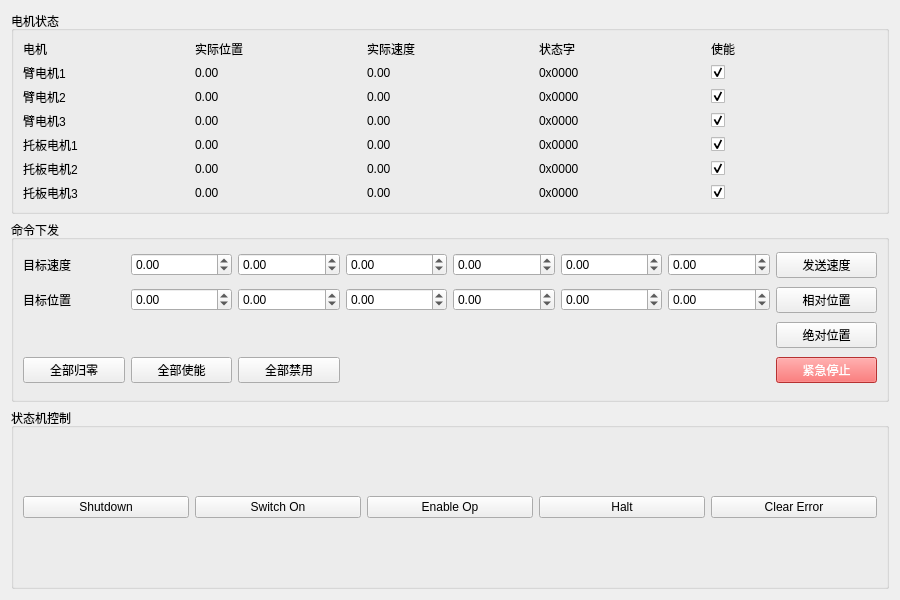
Qt form Mount_Show/MountShow/armwidget.ui (Zterch/Mount_Prj) before a commit.
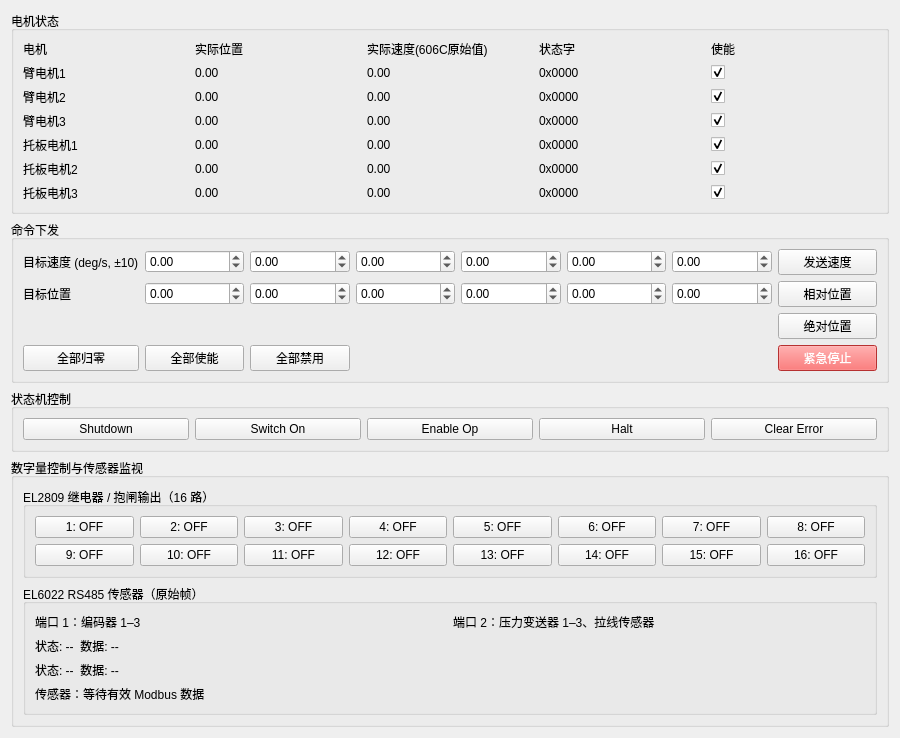
The same form after that commit.

Diff of the .ui file:
```diff
--- a/Mount_Show/MountShow/armwidget.ui
+++ b/Mount_Show/MountShow/armwidget.ui
@@ -37,7 +37,7 @@
       <item row="0" column="2">
        <widget class="QLabel" name="label_3">
         <property name="text">
-         <string>实际速度</string>
+         <string>实际速度(606C原始值)</string>
         </property>
        </widget>
       </item>
@@ -295,7 +295,7 @@
       <item row="0" column="0">
        <widget class="QLabel" name="label_5">
         <property name="text">
-         <string>目标速度</string>
+         <string>目标速度 (deg/s, ±10)</string>
         </property>
        </widget>
       </item>
@@ -305,10 +305,10 @@
          <number>2</number>
         </property>
         <property name="minimum">
-         <double>-99999.000000000000000</double>
+         <double>-10.000000000000000</double>
         </property>
         <property name="maximum">
-         <double>99999.000000000000000</double>
+         <double>10.000000000000000</double>
         </property>
        </widget>
       </item>
@@ -318,10 +318,10 @@
          <number>2</number>
         </property>
         <property name="minimum">
-         <double>-99999.000000000000000</double>
+         <double>-10.000000000000000</double>
         </property>
         <property name="maximum">
-         <double>99999.000000000000000</double>
+         <double>10.000000000000000</double>
         </property>
        </widget>
       </item>
@@ -331,10 +331,10 @@
          <number>2</number>
         </property>
         <property name="minimum">
-         <double>-99999.000000000000000</double>
+         <double>-10.000000000000000</double>
         </property>
         <property name="maximum">
-         <double>99999.000000000000000</double>
+         <double>10.000000000000000</double>
         </property>
        </widget>
       </item>
@@ -344,10 +344,10 @@
          <number>2</number>
         </property>
         <property name="minimum">
-         <double>-99999.000000000000000</double>
+         <double>-10.000000000000000</double>
         </property>
         <property name="maximum">
-         <double>99999.000000000000000</double>
+         <double>10.000000000000000</double>
         </property>
        </widget>
       </item>
@@ -357,10 +357,10 @@
          <number>2</number>
         </property>
         <property name="minimum">
-         <double>-99999.000000000000000</double>
+         <double>-10.000000000000000</double>
         </property>
         <property name="maximum">
-         <double>99999.000000000000000</double>
+         <double>10.000000000000000</double>
         </property>
        </widget>
       </item>
@@ -370,10 +370,10 @@
          <number>2</number>
         </property>
         <property name="minimum">
-         <double>-99999.000000000000000</double>
+         <double>-10.000000000000000</double>
         </property>
         <property name="maximum">
-         <double>99999.000000000000000</double>
+         <double>10.000000000000000</double>
         </property>
        </widget>
       </item>
@@ -561,6 +561,48 @@
      </layout>
     </widget>
    </item>
+   <item>
+    <widget class="QGroupBox" name="groupBoxIO">
+     <property name="title"><string>数字量控制与传感器监视</string></property>
+     <layout class="QVBoxLayout" name="verticalLayoutIO">
+      <item>
+       <widget class="QGroupBox" name="groupBoxDigitalOutputs">
+        <property name="title"><string>EL2809 继电器 / 抱闸输出（16 路）</string></property>
+        <layout class="QGridLayout" name="gridLayoutDigitalOutputs">
+         <item row="0" column="0"><widget class="QPushButton" name="buttonOutput0"><property name="text"><string>1: OFF</string></property><property name="checkable"><bool>true</bool></property></widget></item>
+         <item row="0" column="1"><widget class="QPushButton" name="buttonOutput1"><property name="text"><string>2: OFF</string></property><property name="checkable"><bool>true</bool></property></widget></item>
+         <item row="0" column="2"><widget class="QPushButton" name="buttonOutput2"><property name="text"><string>3: OFF</string></property><property name="checkable"><bool>true</bool></property></widget></item>
+         <item row="0" column="3"><widget class="QPushButton" name="buttonOutput3"><property name="text"><string>4: OFF</string></property><property name="checkable"><bool>true</bool></property></widget></item>
+         <item row="0" column="4"><widget class="QPushButton" name="buttonOutput4"><property name="text"><string>5: OFF</string></property><property name="checkable"><bool>true</bool></property></widget></item>
+         <item row="0" column="5"><widget class="QPushButton" name="buttonOutput5"><property name="text"><string>6: OFF</string></property><property name="checkable"><bool>true</bool></property></widget></item>
+         <item row="0" column="6"><widget class="QPushButton" name="buttonOutput6"><property name="text"><string>7: OFF</string></property><property name="checkable"><bool>true</bool></property></widget></item>
+         <item row="0" column="7"><widget class="QPushButton" name="buttonOutput7"><property name="text"><string>8: OFF</string></property><property name="checkable"><bool>true</bool></property></widget></item>
+         <item row="1" column="0"><widget class="QPushButton" name="buttonOutput8"><property name="text"><string>9: OFF</string></property><property name="checkable"><bool>true</bool></property></widget></item>
+         <item row="1" column="1"><widget class="QPushButton" name="buttonOutput9"><property name="text"><string>10: OFF</string></property><property name="checkable"><bool>true</bool></property></widget></item>
+         <item row="1" column="2"><widget class="QPushButton" name="buttonOutput10"><property name="text"><string>11: OFF</string></property><property name="checkable"><bool>true</bool></property></widget></item>
+         <item row="1" column="3"><widget class="QPushButton" name="buttonOutput11"><property name="text"><string>12: OFF</string></property><property name="checkable"><bool>true</bool></property></widget></item>
+         <item row="1" column="4"><widget class="QPushButton" name="buttonOutput12"><property name="text"><string>13: OFF</string></property><property name="checkable"><bool>true</bool></property></widget></item>
+         <item row="1" column="5"><widget class="QPushButton" name="buttonOutput13"><property name="text"><string>14: OFF</string></property><property name="checkable"><bool>true</bool></property></widget></item>
+         <item row="1" column="6"><widget class="QPushButton" name="buttonOutput14"><property name="text"><string>15: OFF</string></property><property name="checkable"><bool>true</bool></property></widget></item>
+         <item row="1" column="7"><widget class="QPushButton" name="buttonOutput15"><property name="text"><string>16: OFF</string></property><property name="checkable"><bool>true</bool></property></widget></item>
+        </layout>
+       </widget>
+      </item>
+      <item>
+       <widget class="QGroupBox" name="groupBoxSensors">
+        <property name="title"><string>EL6022 RS485 传感器（原始帧）</string></property>
+        <layout class="QGridLayout" name="gridLayoutSensors">
+         <item row="0" column="0"><widget class="QLabel" name="labelEncoderPort"><property name="text"><string>端口 1：编码器 1–3</string></property></widget></item>
+         <item row="0" column="1"><widget class="QLabel" name="labelPressurePort"><property name="text"><string>端口 2：压力变送器 1–3、拉线传感器</string></property></widget></item>
+         <item row="1" column="0" colspan="2"><widget class="QLabel" name="labelSerialStatus0"><property name="text"><string>状态: --  数据: --</string></property><property name="textInteractionFlags"><set>Qt::TextSelectableByMouse</set></property></widget></item>
+         <item row="2" column="0" colspan="2"><widget class="QLabel" name="labelSerialStatus1"><property name="text"><string>状态: --  数据: --</string></property><property name="textInteractionFlags"><set>Qt::TextSelectableByMouse</set></property></widget></item>
+         <item row="3" column="0" colspan="2"><widget class="QLabel" name="labelSensorValues"><property name="text"><string>传感器：等待有效 Modbus 数据</string></property><property name="textInteractionFlags"><set>Qt::TextSelectableByMouse</set></property></widget></item>
+        </layout>
+       </widget>
+      </item>
+     </layout>
+    </widget>
+   </item>
   </layout>
  </widget>
  <resources/>
```
